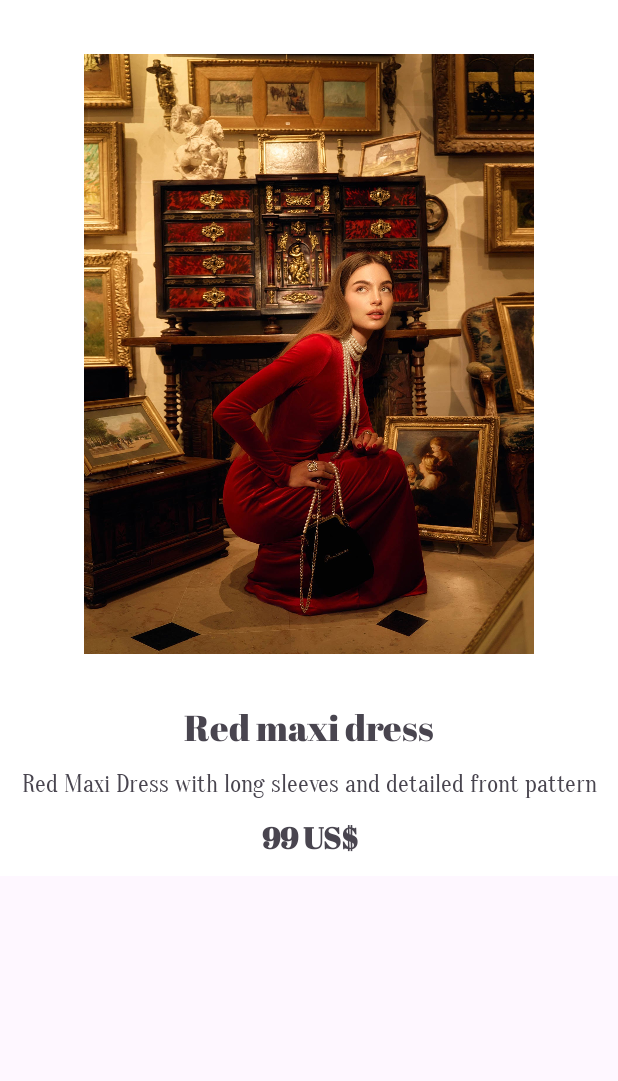
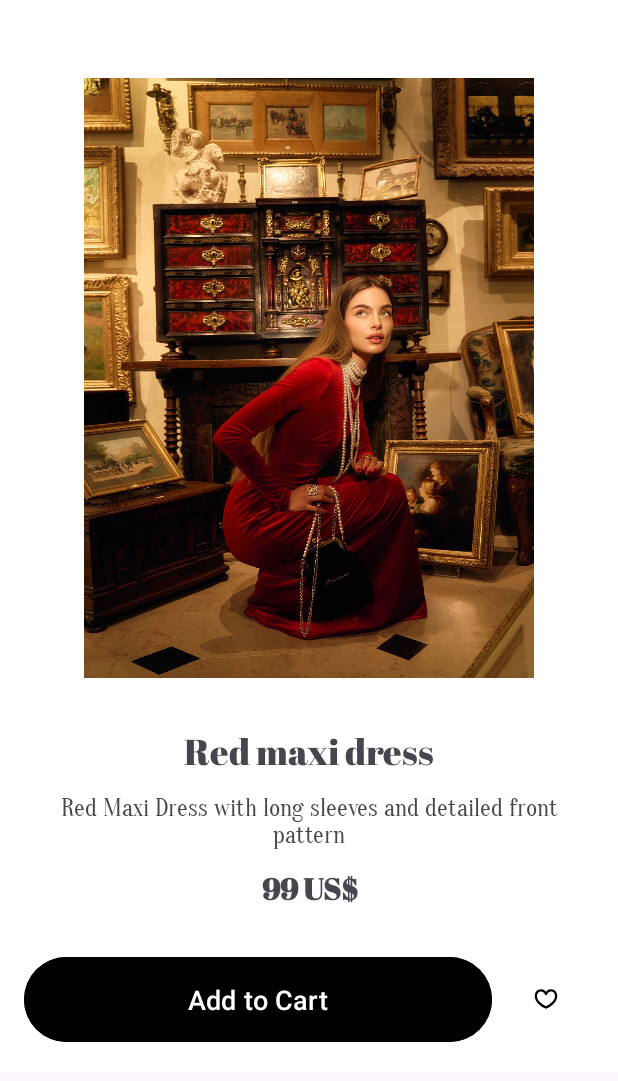
Before and after one commit to ioiiiomio/AndroidDev2024_finalProject, an Android app: the layout item_card.xml on its own in the app's theme, with its tools: preview values and no code run, on a phone screen of 412 x 824 dp. Shown: the top 1081 px of the screen. Run offline under Robolectric (Android 15) with nearby library versions, the phone set to English and light mode, and no system bars.

Commit message:
Added buttons

```diff
--- a/app/src/main/res/layout/item_card.xml
+++ b/app/src/main/res/layout/item_card.xml
@@ -6,8 +6,8 @@
     android:layout_width="match_parent"
     android:layout_height="wrap_content"
     android:background="@color/white_text"
-    android:orientation="vertical">
-
+    android:orientation="vertical"
+    android:padding="16dp">
 
     <ImageView
         android:id="@+id/detailImage"
@@ -15,19 +15,7 @@
         android:layout_height="400dp"
         android:layout_marginTop="36dp"
         android:layout_marginBottom="20dp"
-
         android:src="@drawable/red_maxi_dress" />
-
-
-    <!--    <ImageView-->
-    <!--        android:id="@+id/collectionLogo"-->
-    <!--        android:layout_width="292dp"-->
-    <!--        android:layout_height="43dp"-->
-    <!--        android:layout_marginHorizontal="56dp"-->
-    <!--        android:layout_marginVertical="12dp"-->
-    <!--        android:scaleType="centerCrop"-->
-
-    <!--        android:src="@drawable/collection_logo" />-->
 
     <TextView
         android:id="@+id/title"
@@ -51,7 +39,6 @@
         android:gravity="center"
         android:text="Red Maxi Dress with long sleeves and detailed front pattern"
         android:textAlignment="center"
-
         android:textSize="16sp" />
 
     <TextView
@@ -63,8 +50,41 @@
         android:text="@string/_99_us"
         android:textAlignment="center"
         android:textSize="20dp"
-
         android:textStyle="bold" />
 
+    <!-- Horizontal layout for buttons -->
+    <LinearLayout
+        android:layout_width="match_parent"
+        android:layout_height="wrap_content"
+        android:orientation="horizontal"
+        android:gravity="center"
+        android:layout_marginTop="16dp">
+
+        <!-- Add to Cart Button -->
+        <Button
+            android:id="@+id/addToCartButton"
+            android:layout_width="0dp"
+            android:layout_height="wrap_content"
+            android:layout_weight="1"
+            android:text="Add to Cart"
+            android:textSize="18sp"
+            android:backgroundTint="@color/black_text"
+            android:textColor="@android:color/white"
+            android:padding="16dp" />
+
+        <!-- Add to Favorites Icon Button -->
+        <ImageButton
+            android:id="@+id/addToFavoritesButton"
+            android:layout_width="64dp"
+            android:layout_height="64dp"
+            android:layout_marginStart="4dp"
+            android:background="?attr/selectableItemBackgroundBorderless"
+            android:contentDescription="Add to Favorites"
+            android:padding="4dp"
+            android:src="@drawable/gravity_ui__heart"
+            app:tint="@color/black_text"
+            tools:ignore="HardcodedText" />
+
+    </LinearLayout>
 
 </LinearLayout>
```
